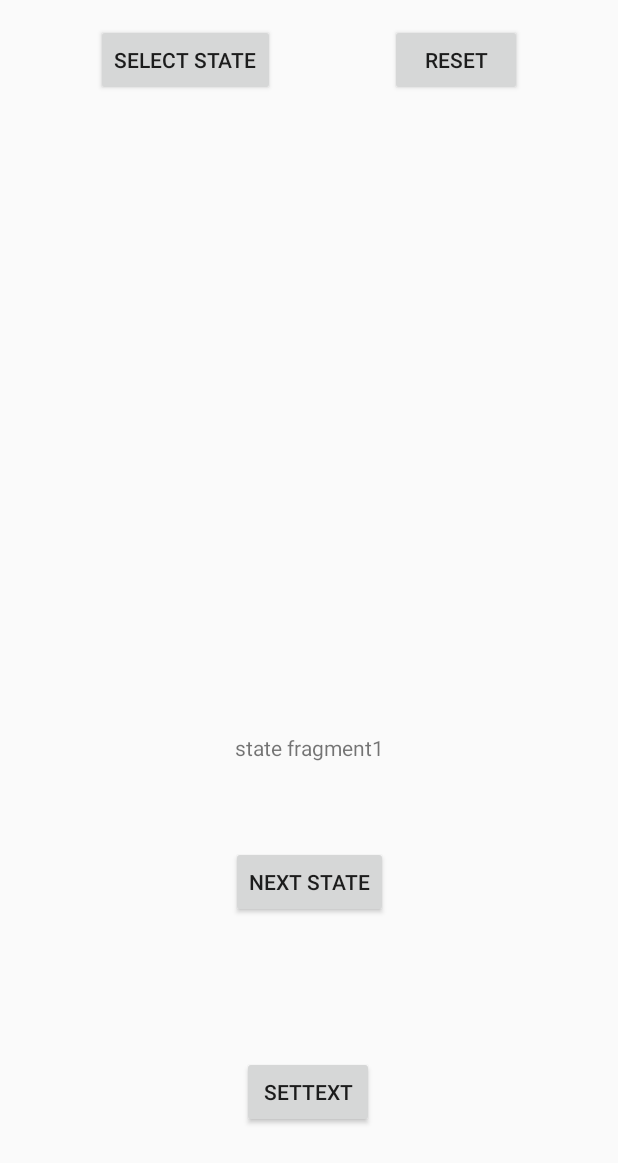
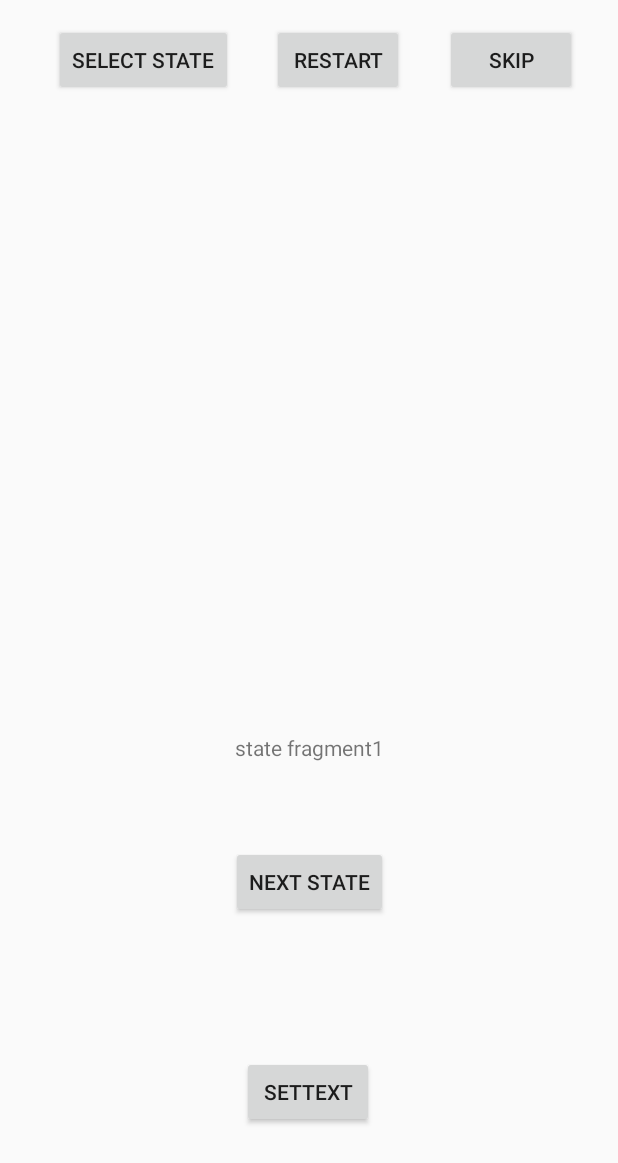
Before and after one commit to Jirayu-Kaewnongkhoon/SpinBrain, an Android app: the screen it shows after launch (GameActivity), after a tap on "START", on a phone screen of 412 x 824 dp. Shown: the top 1163 px of the screen. Run offline under Robolectric (Android 15) with nearby library versions, the light colour scheme and no system bars.

Commit message:
add skip button

```diff
--- a/app/src/main/java/com/game/spinbrain/GameActivity.java
+++ b/app/src/main/java/com/game/spinbrain/GameActivity.java
@@ -14,9 +14,10 @@ import com.game.spinbrain.GameStateFragment.GameStateFactory;
 
 public class GameActivity extends AppCompatActivity {
 
-    private Button btnGameRestart, btnGameSelectState;
+    private Button btnGameRestart, btnGameSelectState, btnSkip;
     int state,currentState;
     SharedPreferences save;
+    SharedPreferences.Editor editor;
 
     @Override
     protected void onCreate(Bundle savedInstanceState) {
@@ -31,14 +32,17 @@ public class GameActivity extends AppCompatActivity {
     private void bind() {
         btnGameRestart = (Button) findViewById(R.id.btnGameRestart);
         btnGameSelectState = (Button) findViewById(R.id.btnGameSelectState);
+        btnSkip = (Button) findViewById(R.id.btnSkip);
         state = getIntent().getExtras().getInt("GameState");
+        save = getSharedPreferences("Save", Context.MODE_PRIVATE);
+        editor = save.edit();
+
     }
 
     private void setAction() {
         btnGameRestart.setOnClickListener(new View.OnClickListener() {
             @Override
             public void onClick(View v) {
-                save = getSharedPreferences("Save", Context.MODE_PRIVATE);
                 currentState = save.getInt("CurrentState", 0);
                 getSupportFragmentManager().beginTransaction().replace(R.id.game_state_fragment,
                         (Fragment) GameStateFactory.getInstance().getGameState(currentState)).commit();
@@ -53,7 +57,23 @@ public class GameActivity extends AppCompatActivity {
             }
         });
 
+        btnSkip.setOnClickListener(new View.OnClickListener() {
+            @Override
+            public void onClick(View v) {
+                currentState = save.getInt("CurrentState", 0);
+                if(save.getInt("CheckPoint", 1) == currentState) {
+                    SharedPreferences state = getSharedPreferences("GameStateFragment"+currentState, Context.MODE_PRIVATE);
+                    SharedPreferences.Editor state_editor = state.edit();
+                    state_editor.putBoolean("isPass", true);
+                    state_editor.commit();
 
+                    editor.putInt("CheckPoint", ++currentState);
+                    editor.commit();
+                } else ++currentState;
+                getSupportFragmentManager().beginTransaction().replace(R.id.game_state_fragment,
+                        (Fragment) GameStateFactory.getInstance().getGameState(currentState)).commit();
+            }
+        });
     }
 
     @Override
@@ -63,8 +83,6 @@ public class GameActivity extends AppCompatActivity {
         getSupportFragmentManager().beginTransaction().replace(R.id.game_state_fragment,
                 (Fragment) GameStateFactory.getInstance().getGameState(state)).commit();
 
-//        save = getSharedPreferences("Save", Context.MODE_PRIVATE);
-//        currentState = save.getInt("CurrentState", 1);
 
     }
 
--- a/app/src/main/res/layout/activity_game.xml
+++ b/app/src/main/res/layout/activity_game.xml
@@ -9,14 +9,26 @@
 
 
     <Button
+        android:id="@+id/btnSkip"
+        android:layout_width="wrap_content"
+        android:layout_height="wrap_content"
+        android:text="Skip"
+        app:layout_constraintBottom_toBottomOf="@+id/btnGameRestart"
+        app:layout_constraintEnd_toEndOf="parent"
+        app:layout_constraintStart_toEndOf="@+id/btnGameRestart"
+        app:layout_constraintTop_toTopOf="@+id/btnGameRestart" />
+
+    <Button
         android:id="@+id/btnGameRestart"
         android:layout_width="wrap_content"
         android:layout_height="wrap_content"
-        android:layout_marginEnd="64dp"
-        android:layout_marginRight="64dp"
-        android:text="Reset"
+        android:layout_marginEnd="132dp"
+        android:layout_marginRight="132dp"
+        android:text="Restart"
         app:layout_constraintBottom_toBottomOf="@+id/btnGameSelectState"
         app:layout_constraintEnd_toEndOf="parent"
+        app:layout_constraintHorizontal_bias="0.714"
+        app:layout_constraintStart_toEndOf="@+id/btnGameSelectState"
         app:layout_constraintTop_toTopOf="@+id/btnGameSelectState"
         app:layout_constraintVertical_bias="0.0" />
 
@@ -24,13 +36,12 @@
         android:id="@+id/btnGameSelectState"
         android:layout_width="wrap_content"
         android:layout_height="wrap_content"
-        android:layout_marginStart="64dp"
-        android:layout_marginLeft="64dp"
+        android:layout_marginStart="36dp"
+        android:layout_marginLeft="36dp"
         android:layout_marginTop="16dp"
         android:text="Select State"
         app:layout_constraintStart_toStartOf="parent"
         app:layout_constraintTop_toTopOf="parent" />
-
 
     <androidx.constraintlayout.widget.ConstraintLayout
         android:id="@+id/game_state_fragment"
```
